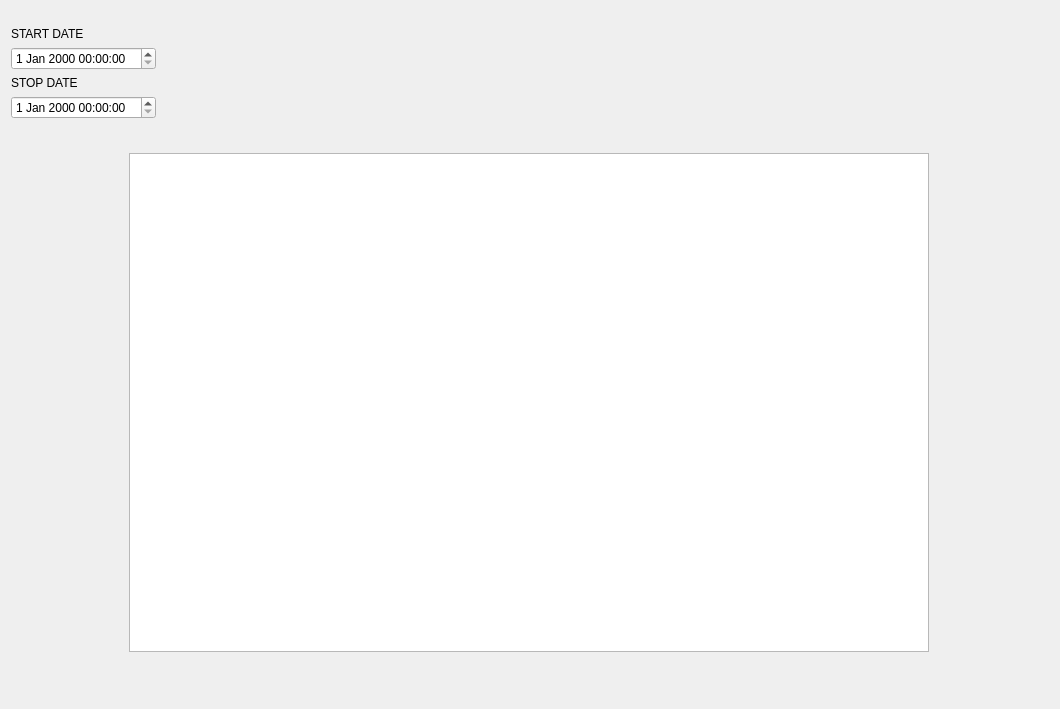
Before: the Qt Designer form dataview.ui in jibonaronno/Flowmeter, drawn with Qt 5.
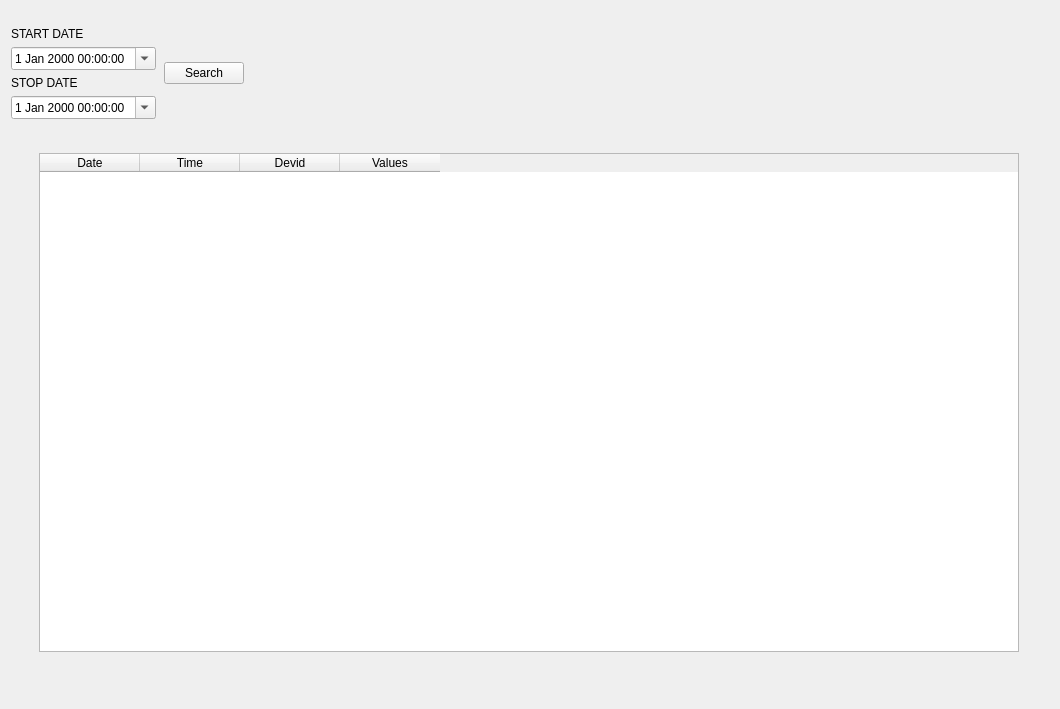
After: the same form once the commit is applied.

Commit message: Showing data by date time range

```diff
--- a/dataview.ui
+++ b/dataview.ui
@@ -47,6 +47,9 @@
              <height>16777215</height>
             </size>
            </property>
+           <property name="calendarPopup">
+            <bool>true</bool>
+           </property>
           </widget>
          </item>
          <item>
@@ -64,6 +67,26 @@
              <height>16777215</height>
             </size>
            </property>
+           <property name="calendarPopup">
+            <bool>true</bool>
+           </property>
+          </widget>
+         </item>
+        </layout>
+       </item>
+       <item>
+        <layout class="QVBoxLayout" name="verticalLayout_6">
+         <property name="leftMargin">
+          <number>2</number>
+         </property>
+         <property name="rightMargin">
+          <number>2</number>
+         </property>
+         <item>
+          <widget class="QPushButton" name="btnQuery">
+           <property name="text">
+            <string>Search</string>
+           </property>
           </widget>
          </item>
         </layout>
@@ -112,19 +135,27 @@
           <number>15</number>
          </property>
          <item>
-          <widget class="QListWidget" name="listWidget">
-           <property name="sizePolicy">
-            <sizepolicy hsizetype="MinimumExpanding" vsizetype="MinimumExpanding">
-             <horstretch>0</horstretch>
-             <verstretch>0</verstretch>
-            </sizepolicy>
-           </property>
-           <property name="maximumSize">
-            <size>
-             <width>800</width>
-             <height>500</height>
-            </size>
-           </property>
+          <widget class="QTableWidget" name="tableWidget">
+           <column>
+            <property name="text">
+             <string>Date</string>
+            </property>
+           </column>
+           <column>
+            <property name="text">
+             <string>Time</string>
+            </property>
+           </column>
+           <column>
+            <property name="text">
+             <string>Devid</string>
+            </property>
+           </column>
+           <column>
+            <property name="text">
+             <string>Values</string>
+            </property>
+           </column>
           </widget>
          </item>
         </layout>
```
The commit also changes 6 other files.
